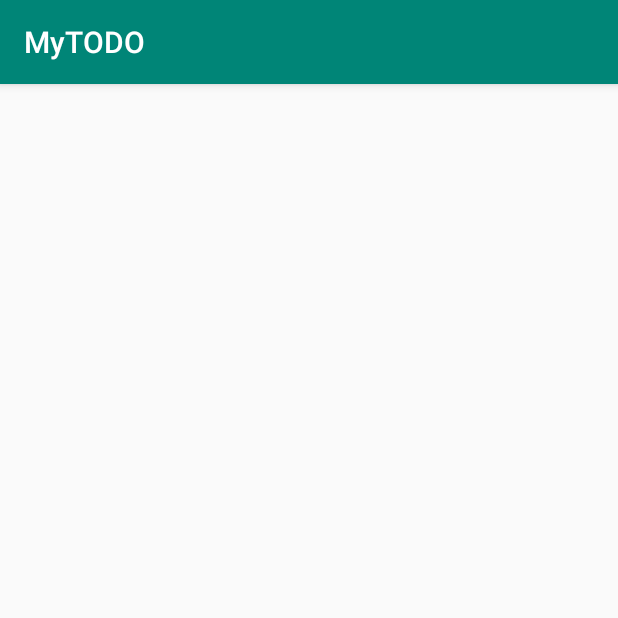
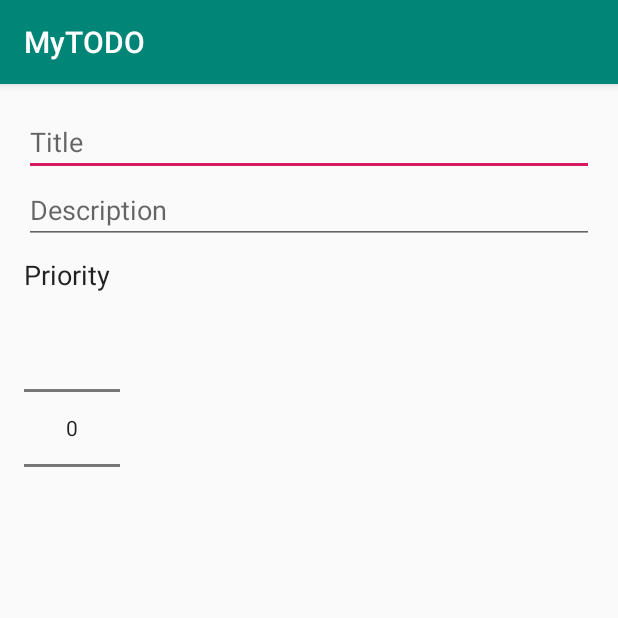
Before and after one commit to AshikChowdhury/todowithroom, an Android app: the AddNoteActivity screen opened directly, with no data from a screen before it, on a phone screen of 412 x 824 dp, the top half of it. Run offline under Robolectric (Android 15) with nearby library versions, the phone set to English and light mode, and no system bars.

Commit message:
add note xml

```diff
--- a/app/src/main/res/layout/activity_add_note.xml
+++ b/app/src/main/res/layout/activity_add_note.xml
@@ -1,9 +1,38 @@
 <?xml version="1.0" encoding="utf-8"?>
-<androidx.constraintlayout.widget.ConstraintLayout xmlns:android="http://schemas.android.com/apk/res/android"
+<LinearLayout
+    xmlns:android="http://schemas.android.com/apk/res/android"
     xmlns:app="http://schemas.android.com/apk/res-auto"
     xmlns:tools="http://schemas.android.com/tools"
     android:layout_width="match_parent"
     android:layout_height="match_parent"
-    tools:context=".AddNoteActivity">
+    tools:context=".AddNoteActivity"
+    android:orientation="vertical"
+    android:padding="16dp">
 
-</androidx.constraintlayout.widget.ConstraintLayout>
+    <EditText
+        android:id="@+id/edit_text_title"
+        android:layout_width="match_parent"
+        android:layout_height="wrap_content"
+        android:hint="Title"
+        android:inputType="text" />
+
+    <EditText
+        android:id="@+id/edit_text_description"
+        android:layout_width="match_parent"
+        android:layout_height="wrap_content"
+        android:hint="Description"
+        android:inputType="textMultiLine" />
+
+    <TextView
+        android:layout_width="wrap_content"
+        android:layout_height="wrap_content"
+        android:text="Priority"
+        android:layout_marginTop="8dp"
+        android:textAppearance="@android:style/TextAppearance.Medium"/>
+
+    <NumberPicker
+        android:layout_width="wrap_content"
+        android:layout_height="wrap_content"></NumberPicker>
+
+
+</LinearLayout>
```
